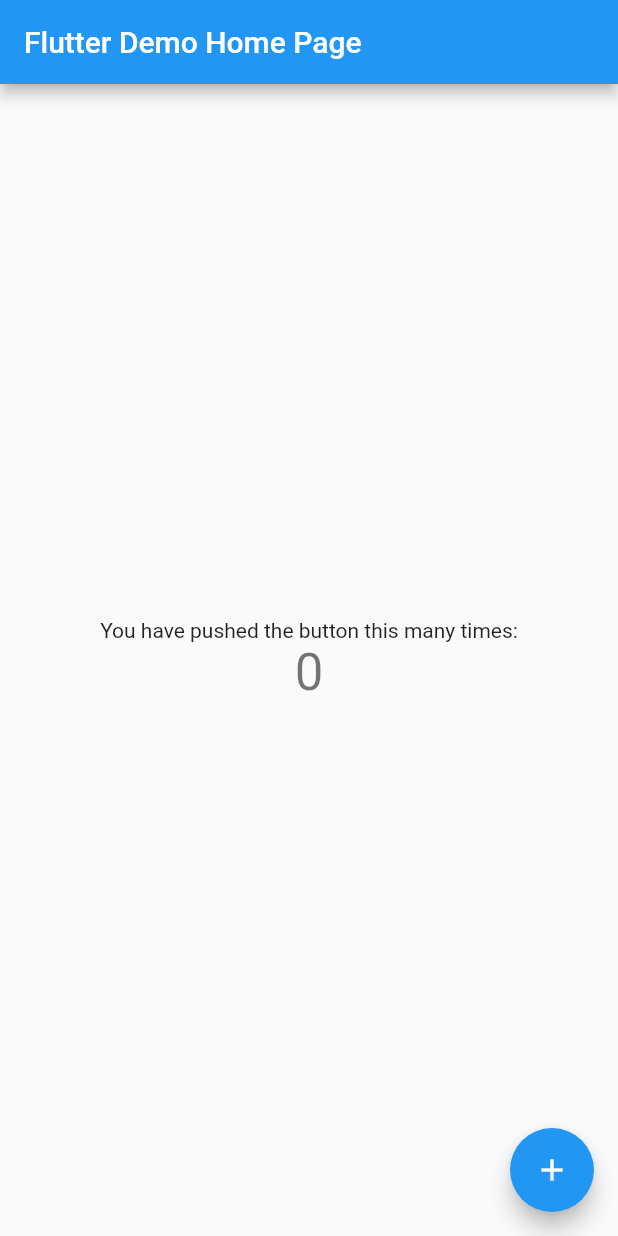
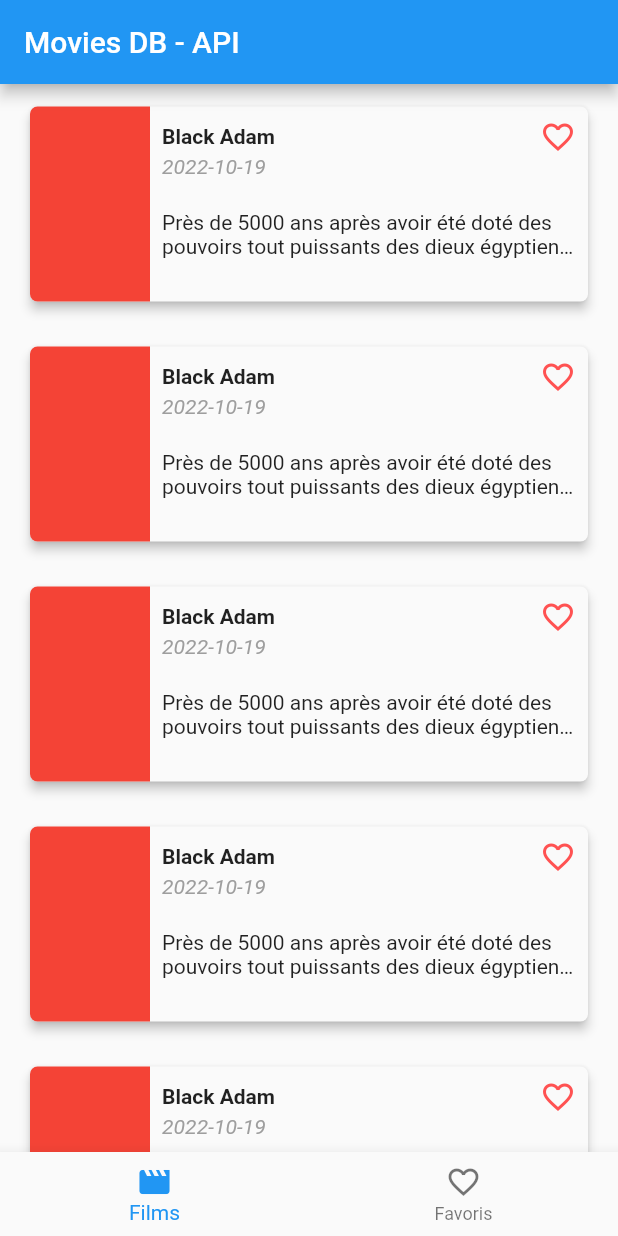
Before and after one commit to MatthiasMRC/dbmovies-test, a Flutter app: the screen it shows after launch, on a phone screen of 412 x 824 dp. Run offline on Flutter 3.47's test engine with Material 2 defaults, Android fonts, the phone set to English and light mode, and no system bars.

Commit message:
Ajout du widget MovieCard

```diff
--- a/lib/main.dart
+++ b/lib/main.dart
@@ -1,4 +1,6 @@
 import 'package:flutter/material.dart';
+import 'package:test_technique_flutter/screens/favoris_screen.dart';
+import 'package:test_technique_flutter/screens/films_screen.dart';
 
 void main() {
   runApp(const MyApp());
@@ -7,109 +9,45 @@ void main() {
 class MyApp extends StatelessWidget {
   const MyApp({Key? key}) : super(key: key);
 
-  // This widget is the root of your application.
   @override
   Widget build(BuildContext context) {
     return MaterialApp(
-      title: 'Flutter Demo',
+      debugShowCheckedModeBanner: false,
       theme: ThemeData(
-        // This is the theme of your application.
-        //
-        // Try running your application with "flutter run". You'll see the
-        // application has a blue toolbar. Then, without quitting the app, try
-        // changing the primarySwatch below to Colors.green and then invoke
-        // "hot reload" (press "r" in the console where you ran "flutter run",
-        // or simply save your changes to "hot reload" in a Flutter IDE).
-        // Notice that the counter didn't reset back to zero; the application
-        // is not restarted.
         primarySwatch: Colors.blue,
       ),
-      home: const MyHomePage(title: 'Flutter Demo Home Page'),
+      home: MyHomePage(),
     );
   }
 }
 
 class MyHomePage extends StatefulWidget {
-  const MyHomePage({Key? key, required this.title}) : super(key: key);
-
-  // This widget is the home page of your application. It is stateful, meaning
-  // that it has a State object (defined below) that contains fields that affect
-  // how it looks.
-
-  // This class is the configuration for the state. It holds the values (in this
-  // case the title) provided by the parent (in this case the App widget) and
-  // used by the build method of the State. Fields in a Widget subclass are
-  // always marked "final".
-
-  final String title;
-
   @override
   State<MyHomePage> createState() => _MyHomePageState();
 }
 
 class _MyHomePageState extends State<MyHomePage> {
-  int _counter = 0;
+  int currentIndex = 0;
 
-  void _incrementCounter() {
-    setState(() {
-      // This call to setState tells the Flutter framework that something has
-      // changed in this State, which causes it to rerun the build method below
-      // so that the display can reflect the updated values. If we changed
-      // _counter without calling setState(), then the build method would not be
-      // called again, and so nothing would appear to happen.
-      _counter++;
-    });
-  }
+  final screens = <Widget>[FilmsScreen(), FavorisScreen()];
 
   @override
   Widget build(BuildContext context) {
-    // This method is rerun every time setState is called, for instance as done
-    // by the _incrementCounter method above.
-    //
-    // The Flutter framework has been optimized to make rerunning build methods
-    // fast, so that you can just rebuild anything that needs updating rather
-    // than having to individually change instances of widgets.
     return Scaffold(
       appBar: AppBar(
-        // Here we take the value from the MyHomePage object that was created by
-        // the App.build method, and use it to set our appbar title.
-        title: Text(widget.title),
+        title: const Text("Movies DB - API"),
       ),
-      body: Center(
-        // Center is a layout widget. It takes a single child and positions it
-        // in the middle of the parent.
-        child: Column(
-          // Column is also a layout widget. It takes a list of children and
-          // arranges them vertically. By default, it sizes itself to fit its
-          // children horizontally, and tries to be as tall as its parent.
-          //
-          // Invoke "debug painting" (press "p" in the console, choose the
-          // "Toggle Debug Paint" action from the Flutter Inspector in Android
-          // Studio, or the "Toggle Debug Paint" command in Visual Studio Code)
-          // to see the wireframe for each widget.
-          //
-          // Column has various properties to control how it sizes itself and
-          // how it positions its children. Here we use mainAxisAlignment to
-          // center the children vertically; the main axis here is the vertical
-          // axis because Columns are vertical (the cross axis would be
-          // horizontal).
-          mainAxisAlignment: MainAxisAlignment.center,
-          children: <Widget>[
-            const Text(
-              'You have pushed the button this many times:',
-            ),
-            Text(
-              '$_counter',
-              style: Theme.of(context).textTheme.headline4,
-            ),
-          ],
-        ),
+      body: screens[currentIndex],
+      bottomNavigationBar: BottomNavigationBar(
+        currentIndex: currentIndex,
+        type: BottomNavigationBarType.fixed,
+        items: const [
+          BottomNavigationBarItem(icon: Icon(Icons.movie), label: "Films"),
+          BottomNavigationBarItem(
+              icon: Icon(Icons.favorite_outline), label: "Favoris"),
+        ],
+        onTap: (index) => setState(() => currentIndex = index),
       ),
-      floatingActionButton: FloatingActionButton(
-        onPressed: _incrementCounter,
-        tooltip: 'Increment',
-        child: const Icon(Icons.add),
-      ), // This trailing comma makes auto-formatting nicer for build methods.
     );
   }
 }
--- /dev/null
+++ b/lib/screens/favoris_screen.dart
@@ -0,0 +1,15 @@
+import 'package:flutter/material.dart';
+
+class FavorisScreen extends StatefulWidget {
+  FavorisScreen({Key? key}) : super(key: key);
+
+  @override
+  State<FavorisScreen> createState() => _FavorisScreenState();
+}
+
+class _FavorisScreenState extends State<FavorisScreen> {
+  @override
+  Widget build(BuildContext context) {
+    return Container();
+  }
+}
--- /dev/null
+++ b/lib/screens/films_screen.dart
@@ -0,0 +1,21 @@
+import 'package:flutter/material.dart';
+import 'package:test_technique_flutter/widgets/movie_card.dart';
+
+class FilmsScreen extends StatefulWidget {
+  FilmsScreen({Key? key}) : super(key: key);
+
+  @override
+  State<FilmsScreen> createState() => _FilmsScreenState();
+}
+
+class _FilmsScreenState extends State<FilmsScreen> {
+  @override
+  Widget build(BuildContext context) {
+    return ListView.builder(
+      itemCount: 10,
+      itemBuilder: (BuildContext context, int index) {
+        return MovieCard();
+      },
+    );
+  }
+}
--- /dev/null
+++ b/lib/widgets/movie_card.dart
@@ -0,0 +1,91 @@
+import 'package:flutter/material.dart';
+
+class MovieCard extends StatefulWidget {
+  MovieCard({Key? key}) : super(key: key);
+
+  @override
+  State<MovieCard> createState() => _MovieCardState();
+}
+
+class _MovieCardState extends State<MovieCard> {
+  @override
+  Widget build(BuildContext context) {
+    double width = MediaQuery.of(context).size.width;
+    return Container(
+      height: 130.0,
+      width: width,
+      margin: const EdgeInsets.symmetric(horizontal: 20.0, vertical: 15.0),
+      decoration: BoxDecoration(
+        color: Colors.grey[50],
+      ),
+      child: Material(
+        borderRadius: BorderRadius.circular(5),
+        elevation: 3,
+        child: Row(
+          children: [
+            Container(
+              width: 80.0,
+              decoration: const BoxDecoration(
+                borderRadius: BorderRadius.only(
+                    topLeft: Radius.circular(5),
+                    bottomLeft: Radius.circular(5)),
+                color: Colors.red,
+              ),
+            ),
+            Expanded(
+              child: Padding(
+                padding: const EdgeInsets.all(8.0),
+                child: Column(
+                  children: [
+                    Column(
+                      children: [
+                        Row(
+                          mainAxisAlignment: MainAxisAlignment.spaceBetween,
+                          children: [
+                            const Text("Black Adam",
+                                style: TextStyle(fontWeight: FontWeight.bold)),
+                            IconButton(
+                              padding: const EdgeInsets.all(0.0),
+                              icon: const Icon(
+                                Icons.favorite_border,
+                                color: Colors.redAccent,
+                              ),
+                              onPressed: () {},
+                              constraints: const BoxConstraints(),
+                            )
+                          ],
+                        ),
+                        Row(
+                          mainAxisAlignment: MainAxisAlignment.spaceBetween,
+                          children: const [
+                            Text("2022-10-19",
+                                style: const TextStyle(
+                                    color: Colors.grey,
+                                    fontStyle: FontStyle.italic)),
+                          ],
+                        )
+                      ],
+                    ),
+                    Expanded(
+                        child: Row(
+                      crossAxisAlignment: CrossAxisAlignment.center,
+                      children: const [
+                        Flexible(
+                          child: Text(
+                            "Près de 5000 ans après avoir été doté des pouvoirs tout puissants des dieux égyptiens – et emprisonné très rapidement après – Black Adam est libéré de sa tombe terrestre, prêt à faire régner sa forme unique de justice dans le monde moderne.",
+                            maxLines: 2,
+                            overflow: TextOverflow.ellipsis,
+                          ),
+                        )
+                      ],
+                    ))
+                  ],
+                ),
+              ),
+            ),
+          ],
+        ),
+      ),
+    );
+  }
+}
--- a/pubspec.yaml
+++ b/pubspec.yaml
@@ -34,6 +34,8 @@ dependencies:
   # The following adds the Cupertino Icons font to your application.
   # Use with the CupertinoIcons class for iOS style icons.
   cupertino_icons: ^1.0.2
+
+
 
 dev_dependencies:
   flutter_test:
```
